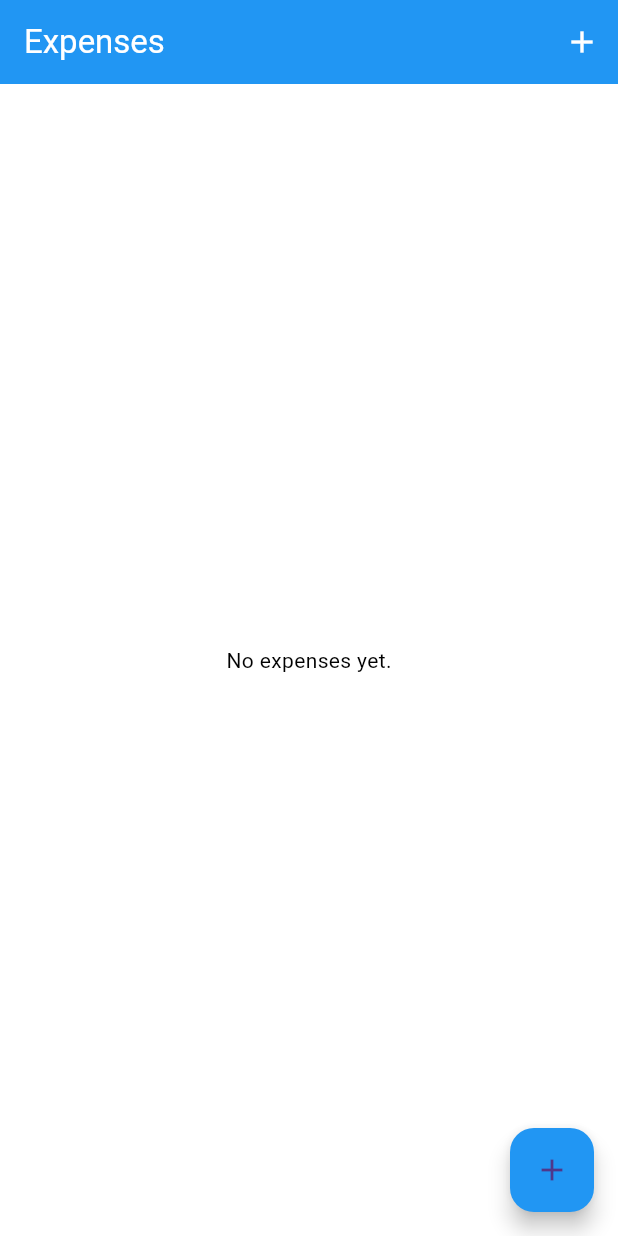
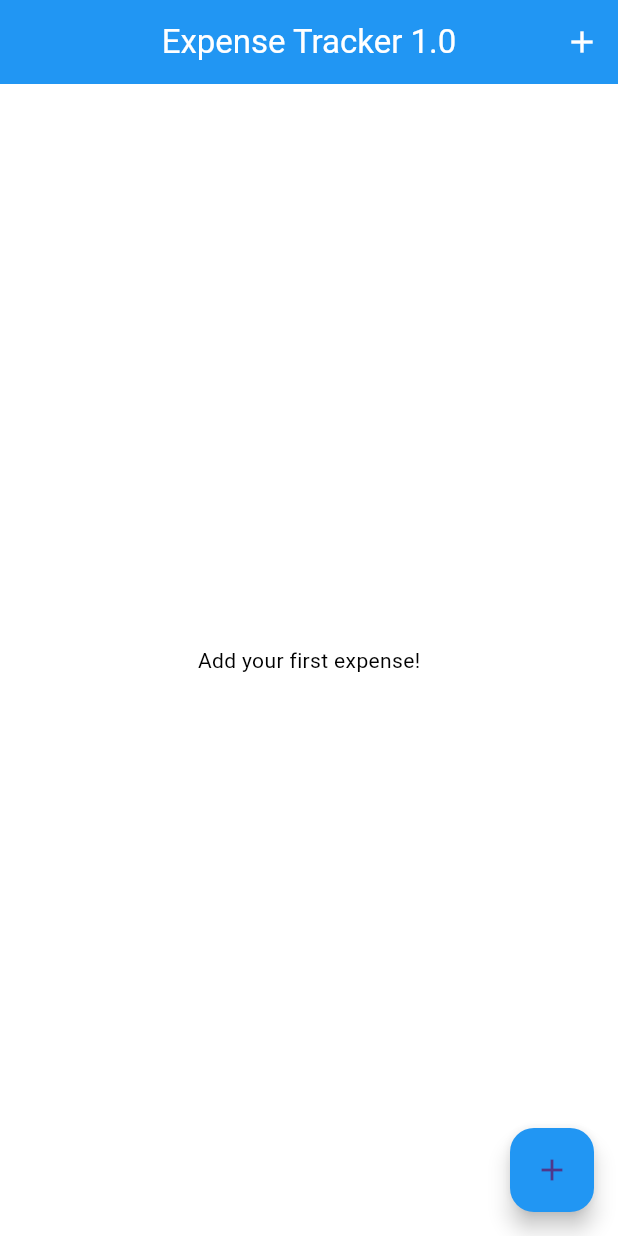
Before and after one commit to guibbz45/expense_tracker_bis3b, a Flutter app: the screen it shows after launch, on a phone screen of 412 x 824 dp. Run offline on Flutter 3.47's test engine with Material 3 defaults, Android fonts, the phone set to English and light mode, and no system bars.

Commit message:
Version 1,1 final

```diff
--- a/lib/expensespage.dart
+++ b/lib/expensespage.dart
@@ -1,3 +1,4 @@
+
 import 'package:flutter/material.dart';
 
 class ExpensesHomePage extends StatefulWidget {
@@ -6,6 +7,7 @@ class ExpensesHomePage extends StatefulWidget {
   @override
   State<ExpensesHomePage> createState() => _ExpensesHomePageState();
 }
+
 
 class _ExpensesHomePageState extends State<ExpensesHomePage> {
   final List<String> _expenses = [];
@@ -50,7 +52,8 @@ class _ExpensesHomePageState extends State<ExpensesHomePage> {
   Widget build(BuildContext context) {
     return Scaffold(
       appBar: AppBar(
-        title: const Text('Expenses'),
+        title: const Text('Expense Tracker 1.0'),
+        centerTitle: true,
         actions: [
           IconButton(
             icon: const Icon(Icons.add),
@@ -60,14 +63,14 @@ class _ExpensesHomePageState extends State<ExpensesHomePage> {
         ],
       ),
       body: _expenses.isEmpty
-          ? const Center(child: Text('No expenses yet.'))
+          ? const Center(child: Text('Add your first expense!'))
           : ListView.builder(
               itemCount: _expenses.length,
               itemBuilder: (ctx, i) => ListTile(
                 title: Text(_expenses[i]),
                 onTap: () => _navigateAndShowResult(editIndex: i),
                 trailing: IconButton(
-                  icon: const Icon(Icons.delete, color: Colors.red),
+                  icon: const Icon(Icons.delete, color: Color.fromARGB(255, 7, 2, 2)),
                   onPressed: () => _deleteExpense(i),
                 ),
               ),
@@ -83,8 +86,6 @@ class _ExpensesHomePageState extends State<ExpensesHomePage> {
 
 
 class AddExpensePage extends StatefulWidget {
-  /// If [initialTitle] is provided the page is being used for editing;
-  /// otherwise it's creating a new expense.
   final String? initialTitle;
 
   const AddExpensePage({super.key, this.initialTitle});
@@ -134,6 +135,7 @@ class _AddExpensePageState extends State<AddExpensePage> {
               controller: _controller,
               decoration: const InputDecoration(labelText: 'Expense title'),
               onSubmitted: (_) => _save(),
+              style: const TextStyle(fontSize: 18),
             ),
             const SizedBox(height: 20),
             ElevatedButton(
--- a/lib/main.dart
+++ b/lib/main.dart
@@ -31,7 +31,6 @@ class MyApp extends StatelessWidget {
     );
   }
 }
-
 class Routes {
   static const home = '/';
   static const add = '/add';
```
